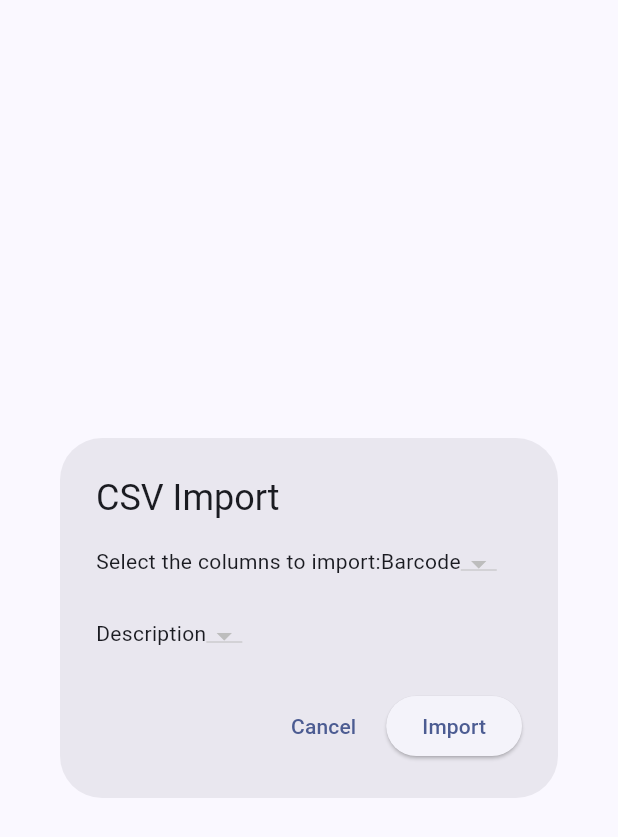
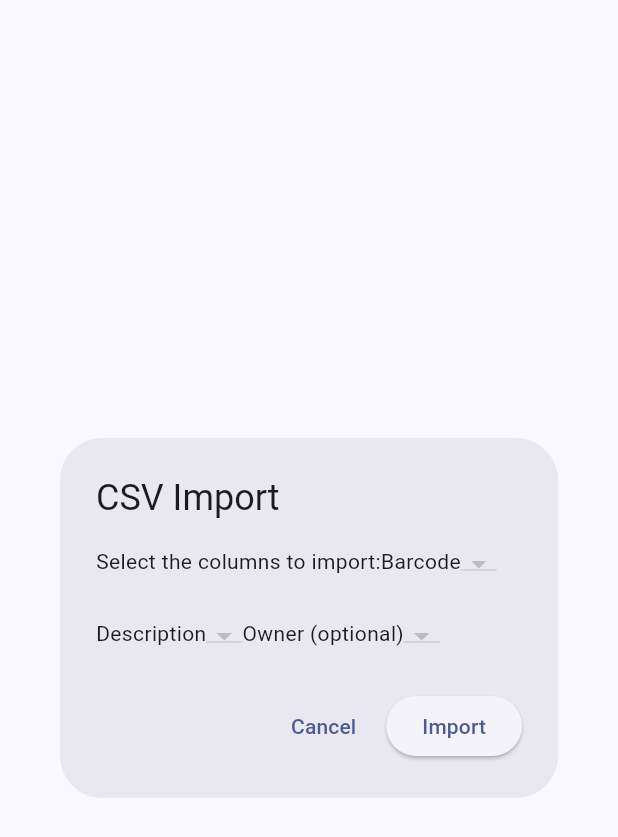
Before and after one commit to neo-hornberger/inventur_helper, a Flutter app: the CsvColumnImportDialog widget shown alone on an empty page, opened directly with empty values, on a phone screen of 412 x 824 dp. Shown: the top 837 px of the screen. Run offline on Flutter 3.47's test engine with Material 3 defaults, Android fonts, the phone set to English and light mode, and no system bars; our stand-ins replace barcode_widget, csv, file_picker, shared_preferences; missing offline and left inert: bits, flutter_zxing; accounts and stored records are empty.

Commit message:
Added field `owner` to item

```diff
--- a/lib/dialogs/csv_column_import_dialog.dart
+++ b/lib/dialogs/csv_column_import_dialog.dart
@@ -20,6 +20,7 @@ class CsvColumnImportDialog extends StatefulWidget {
 class _CsvColumnImportDialogState extends State<CsvColumnImportDialog> {
   int? barcodeCol;
   int? descriptionCol;
+  int? ownerCol;
 
   void _onImport() {
     if (barcodeCol == null || descriptionCol == null) {
@@ -29,6 +30,7 @@ class _CsvColumnImportDialogState extends State<CsvColumnImportDialog> {
     widget.onImport([
       barcodeCol!,
       descriptionCol!,
+      ownerCol ?? -1,
     ]);
   }
 
@@ -70,6 +72,21 @@ class _CsvColumnImportDialogState extends State<CsvColumnImportDialog> {
               ),
             ],
           ),
+          Wrap(
+            children: [
+              const Text('Owner (optional)'),
+              DropdownButton<int>(
+                value: ownerCol,
+                items: widget.cols
+                    .mapIndexed((i, e) => DropdownMenuItem(
+                          value: i,
+                          child: Text(e.toString()),
+                        ))
+                    .toList(),
+                onChanged: (value) => setState(() => ownerCol = value),
+              ),
+            ],
+          ),
         ],
       ),
       actions: [
--- a/lib/encoding/item_appdata_codec.dart
+++ b/lib/encoding/item_appdata_codec.dart
@@ -28,6 +28,8 @@ class _ItemAppdataEncoder extends Converter<Iterable<Item>, List<int>> {
     for (final item in input) {
       writer.writeString(item.barcode);
       writer.writeString(item.name!);
+      writer.writeBit(item.owner != null);
+      if (item.owner != null) writer.writeString(item.owner!);
     }
 
     return buffer.toUInt8List();
@@ -47,8 +49,9 @@ class _ItemAppdataDecoder extends Converter<List<int>, Iterable<Item>> {
     for (var i = 0; i < itemCount; i++) {
       final barcode = reader.readString();
       final name = reader.readString();
+      final owner = reader.readBit() ? reader.readString() : null;
 
-      items.add(Item(barcode, name));
+      items.add(Item(barcode, name, owner));
     }
 
     return items;
--- a/lib/item_generator.dart
+++ b/lib/item_generator.dart
@@ -8,10 +8,10 @@ Item lookupItem(String barcode) {
   final inv = Preferences().inventory;
 
   if (inv == null) {
-    return Item(barcode, null);
+    return Item(barcode, null, null);
   }
 
-  return inv.items.firstWhere((item) => item.barcode == barcode, orElse: () => Item(barcode, null));
+  return inv.items.firstWhere((item) => item.barcode == barcode, orElse: () => Item(barcode, null, null));
 }
 
 Set<String> barcodeToItems(Code barcode) {
--- a/lib/models/item.dart
+++ b/lib/models/item.dart
@@ -1,10 +1,12 @@
 class Item {
   final String barcode;
   final String? name;
+  final String? owner;
 
   const Item(
     this.barcode,
     this.name,
+    this.owner,
   );
 
   @override
--- a/lib/pages/inventory_settings_page.dart
+++ b/lib/pages/inventory_settings_page.dart
@@ -67,7 +67,7 @@ class _InventorySettingsPageState extends State<InventorySettingsPage> {
 
     final FilePickerResult? result = await FilePicker.platform.pickFiles(
       type: FileType.custom,
-      allowedExtensions: ['csv', 'inv'],
+      allowedExtensions: ['csv', 'xls', 'xlsx', 'inv'],
       withReadStream: true,
     );
     if (result == null) {
@@ -80,8 +80,6 @@ class _InventorySettingsPageState extends State<InventorySettingsPage> {
       final bytes = file.bytes ?? await file.readStream!.fold<List<int>>([], (a, b) => a..addAll(b));
       final csv = String.fromCharCodes(bytes).replaceAll('\r', '');
       final rows = _csvCodec.decoder.convert(csv);
-
-      print(rows.length);
 
       final List<int> cols = await showDialog(
         // ignore: use_build_context_synchronously
@@ -104,6 +102,7 @@ class _InventorySettingsPageState extends State<InventorySettingsPage> {
             .map((row) => Item(
                   (row[cols[0]] as String).trim(),
                   (row[cols[1]] as String).trim(),
+                  cols[2] > 0 ? (row[cols[2]] as String).trim() : null,
                 ))
             .toSet(),
       );
--- a/lib/pages/scan_page.dart
+++ b/lib/pages/scan_page.dart
@@ -86,7 +86,6 @@ class _ScanPageState extends State<ScanPage> {
             borderLength: 25,
           ),
           onScan: _onBarcodeScanned,
-          onScanFailure: (p0) => print('Scan failed'),
         ),
       ),
     );
--- a/pubspec.yaml
+++ b/pubspec.yaml
@@ -1,7 +1,7 @@
 name: inventur_helper
 description: Inventur Helper
 publish_to: 'none'
-version: 1.0.0+1
+version: 1.0.0
 
 environment:
   sdk: ^3.0.0
```
Also changed, not shown: 1 other file.
